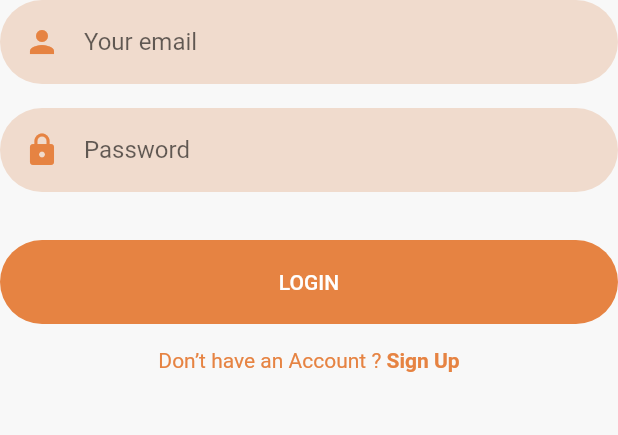
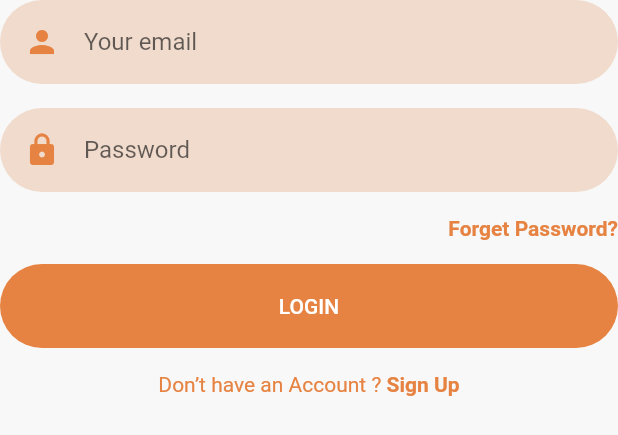
Before and after one commit to cepdnaclk/e18-3yp-Road-Traffic-Ecosystem, a Flutter app: the LoginForm widget shown alone on an empty page, opened directly, on a phone screen of 412 x 824 dp. Shown: the top 435 px of the screen. Run offline on Flutter 3.47's test engine with Material 2 defaults, Android fonts, the phone set to English and light mode, and no system bars; our stand-ins replace assets_audio_player, audioplayers, firebase_auth, firebase_core, firebase_database, flutter_svg and 4 more; missing offline and left inert: flutter_polyline_points, qr_code_scanner; accounts and stored records are empty; network calls fail; project files that could hold a hidden picture were left out; key blocks and very long unbroken strings in the code were emptied for the run.

Commit message:
forget password functionalities added

```diff
--- a/App/lib/Screens/Login/components/login_form.dart
+++ b/App/lib/Screens/Login/components/login_form.dart
@@ -37,13 +37,11 @@ class _LoginFormState extends State<LoginForm> {
     print(uemail);
     print("karan");
 
-
     var authResult;
 
     print(upassword);
     try {
       _formKey.currentState!.save();
-
 
       authResult = await _auth.signInWithEmailAndPassword(
           email: uemail.trim(), password: upassword.trim());
@@ -53,7 +51,6 @@ class _LoginFormState extends State<LoginForm> {
         context,
         MaterialPageRoute(builder: (context) => HomeScreen()),
       );
-
     } on PlatformException catch (err) {
       var message = "error irukkuda check your credential";
       if (err.message != null) message = err.message!;
@@ -101,10 +98,8 @@ class _LoginFormState extends State<LoginForm> {
           Padding(
             padding: const EdgeInsets.symmetric(vertical: defaultPadding),
             child: TextFormField(
-
               key: Key("password-field"),
               style: TextStyle(color: Colors.black),
-
               validator: (value) {
                 print(value);
                 if (value!.isEmpty || value.length < 5) {
@@ -130,6 +125,16 @@ class _LoginFormState extends State<LoginForm> {
                 ),
               ),
             ),
+          ),
+          Row(
+            mainAxisAlignment: MainAxisAlignment.end,
+            children: [
+              Text(
+                'Forget Password?',
+                style: TextStyle(
+                    fontWeight: FontWeight.bold, color: kActiveIconColor),
+              )
+            ],
           ),
           const SizedBox(height: defaultPadding),
           Hero(
```
